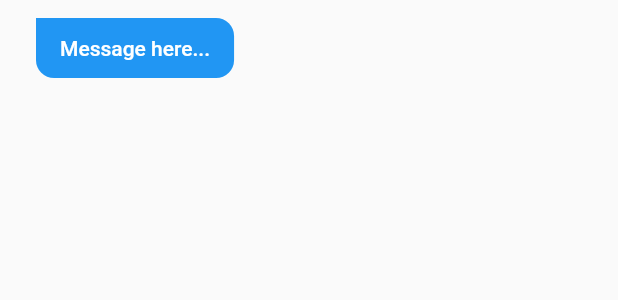
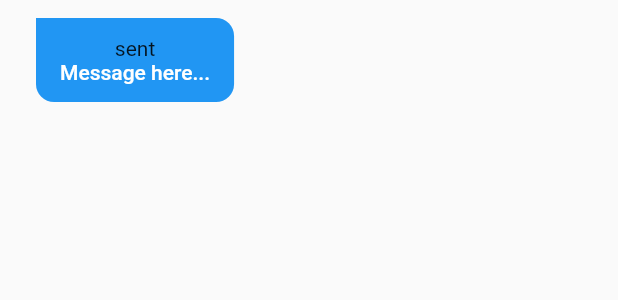
Before and after one commit to DaKidReturns/PeerGroww, a Flutter app: the FlatChatMessage widget shown alone on an empty page, opened directly, on a phone screen of 412 x 824 dp. Shown: the top 300 px of the screen. Run offline on Flutter 3.47's test engine with Material 2 defaults, Android fonts, the phone set to English and light mode, and no system bars; our stand-ins replace cloud_firestore, firebase_auth, firebase_core, flutter_spinkit; accounts and stored records are empty.

```diff
--- a/lib/screens/chat_list.dart
+++ b/lib/screens/chat_list.dart
@@ -46,9 +46,9 @@ class _ChatListPage extends State<ChatListPage> {
             message:
                 "Hello World!, Welcome to Flutter.", // get latest message here
             multiLineMessage: true,
-            counter: FlatCounter(
-              text: "1",
-            ),
+            // counter: FlatCounter(
+            //   text: "1",
+            // ),
           ),
           FlatChatItem(
             profileImage: FlatProfileImage(onlineIndicator: true, imageUrl: ""),
--- a/lib/widgets/chat_widgets/flat_chat_message.dart
+++ b/lib/widgets/chat_widgets/flat_chat_message.dart
@@ -11,6 +11,8 @@ class FlatChatMessage extends StatelessWidget {
   final bool? showTime;
   final double? maxWidth;
   final double? minWidth;
+  String? Sentby;
+
 
   FlatChatMessage(
       {this.message,
@@ -20,7 +22,8 @@ class FlatChatMessage extends StatelessWidget {
       this.time,
       this.showTime,
       this.minWidth,
-      this.maxWidth
+      this.maxWidth,
+      this.Sentby,
       });
 
   CrossAxisAlignment messageAlignment() {
@@ -111,12 +114,16 @@ class FlatChatMessage extends StatelessWidget {
               vertical: 12.0,
               horizontal: 16.0,
             ),
-            child: Text(
+            child: Column(
+              children:[
+                Text( Sentby??"sent"),
+                Text(
               message ?? "Message here...",
               style: TextStyle(
                 color: textColor ?? messageTextColor(context),
                 fontWeight: FontWeight.w500,
               ),
+            ),]
             ),
           ),
           Padding(
```
Also changed, not shown: lib/screens/chatpage.dart (+26 -3 lines), lib/screens/home_screen.dart (+4 -4 lines).
